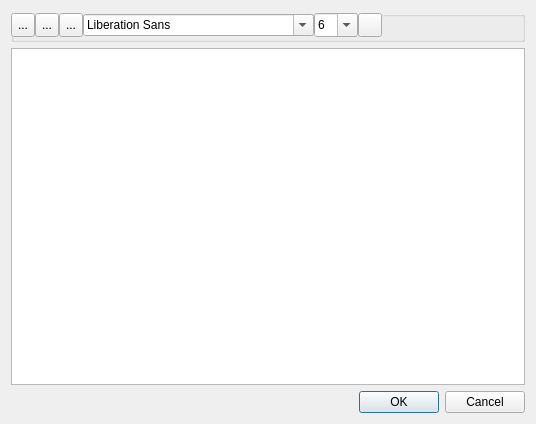
Old version of the form EnterNoteTextDialog.ui in the repository fritzone/ddm.
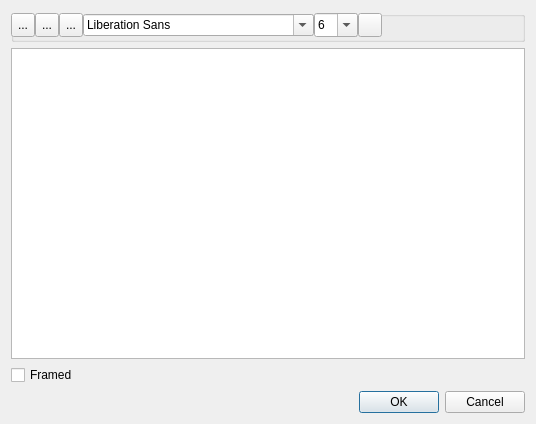
New version of the form. Icons and pictures are not drawn.

Commit message: some minor changes in the note window, and note integration in the main diagram

```diff
--- a/EnterNoteTextDialog.ui
+++ b/EnterNoteTextDialog.ui
@@ -237,6 +237,13 @@
    <item>
     <widget class="QTextEdit" name="textEdit"/>
    </item>
+   <item>
+    <widget class="QCheckBox" name="chkFramed">
+     <property name="text">
+      <string>Framed</string>
+     </property>
+    </widget>
+   </item>
    <item>
     <widget class="QDialogButtonBox" name="buttonBox">
      <property name="orientation">
```
Left out of the diff: 38 changed lines with no effect on the pictures. The commit also changes 13 other files.
